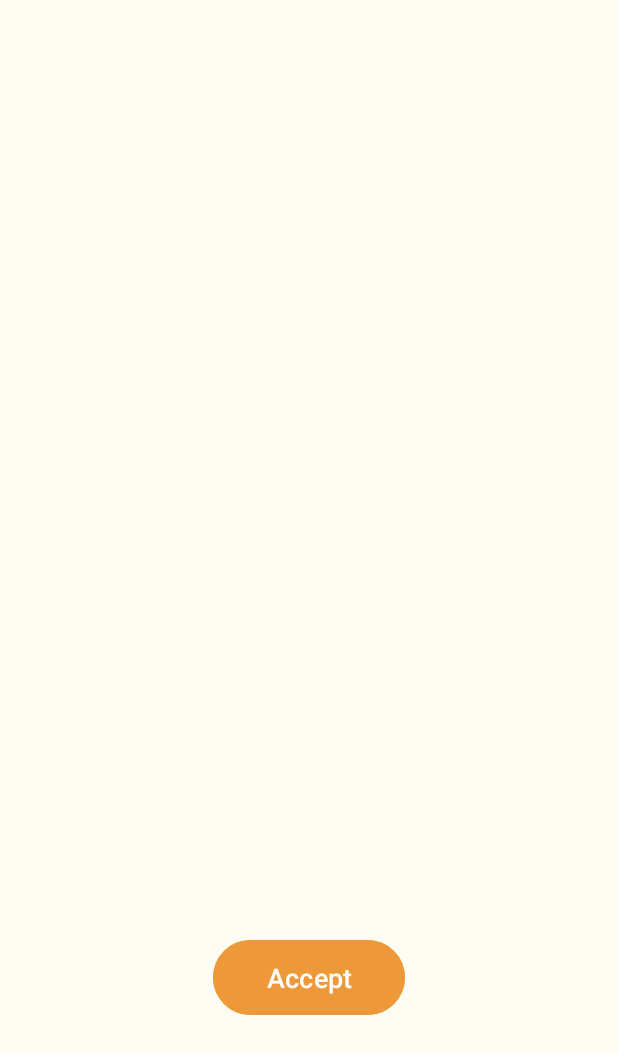
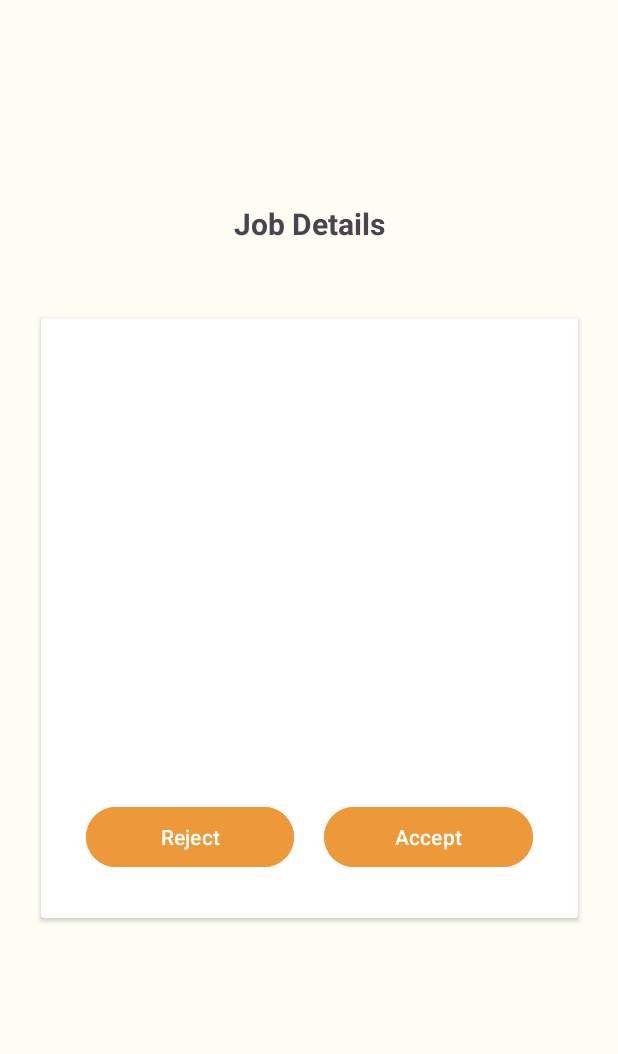
Before and after one commit to ucsb-cs184-f23/pj-android-02, an Android app: the JobItemActivity screen opened directly, with no data from a screen before it, on a phone screen of 412 x 824 dp. Shown: the top 1054 px of the screen. Run offline under Robolectric (Android 15) with nearby library versions, the phone set to English and light mode, and no system bars; our stand-ins replace Firebase (no records; nobody signed in at launch, a user with empty details on screens opened directly); libraries missing offline, so code that uses them is left out: co.zsmb.materialdrawerkt; 4 statements that could not run were skipped.

Commit message:
Update Job More Details Page UI

```diff
--- a/CouchPotatoes/app/src/main/java/com/couchpotatoes/jobBoard/JobItemActivity.kt
+++ b/CouchPotatoes/app/src/main/java/com/couchpotatoes/jobBoard/JobItemActivity.kt
@@ -1,11 +1,19 @@
 package com.couchpotatoes.jobBoard
 
+import android.app.AlertDialog
+import android.content.Context
 import android.content.Intent
 import android.os.Bundle
+import android.text.Spannable
+import android.text.SpannableString
+import android.text.style.AlignmentSpan
+import android.view.LayoutInflater
 import android.view.View
+import android.view.ViewGroup
 import android.widget.ArrayAdapter
+import android.widget.BaseAdapter
 import android.widget.ListView
-import androidx.appcompat.app.AppCompatActivity
+import android.widget.TextView
 import com.couchpotatoes.BaseActivity
 import com.couchpotatoes.CurrentJobActivity
 import com.couchpotatoes.R
@@ -20,6 +28,7 @@ class JobItemActivity : BaseActivity() {
     private lateinit var auth: FirebaseAuth
     private lateinit var database: DatabaseReference
     private lateinit var job: Job
+    var adapter: MyAdapter? = null
     override fun onCreate(savedInstanceState: Bundle?) {
         super.onCreate(savedInstanceState)
         setContentView(R.layout.activity_job_item)
@@ -29,21 +38,39 @@ class JobItemActivity : BaseActivity() {
 
         job = intent.getSerializableExtra("job") as Job
 
-        val arrayAdapter: ArrayAdapter<*>
         val users = arrayOf(
-            "Requester: ${job.requesterName}", "Requester Email: ${job.requesterEmail}", "Item: ${job.item}",
-            "Price: ${job.price}", "Store: ${job.store}", "Delivery Address: ${job.deliveryAddress}", "Status: ${job.status}"
+            arrayOf("Requester:", job.requesterName),
+            arrayOf("Requester Email:", job.requesterEmail),
+            arrayOf("Item:", job.item),
+            arrayOf("Price:", job.price),
+            arrayOf("Store:", job.store),
+            arrayOf("Delivery Address:", job.deliveryAddress),
+            arrayOf("Status:", job.status)
         )
 
-        // access the listView from xml file
+        adapter = MyAdapter(this, users)
         var mListView = findViewById<ListView>(R.id.job_list)
-        arrayAdapter = ArrayAdapter(this,
-            android.R.layout.simple_list_item_1, users)
-        mListView.adapter = arrayAdapter
+        mListView.adapter = adapter
+    }
+
+    fun rejectButtonHandler(view: View) {
+        val dialogBuilder = AlertDialog.Builder(this)
+
+        dialogBuilder.setMessage("Are you sure you want to reject this job?")
+            .setPositiveButton("Yes") { _, _ ->
+                // Redirect to Job Board Page
+                val intent = Intent(this, JobBoardActivity::class.java)
+                startActivity(intent)
+            }
+            .setNegativeButton("No", null)
+            .show()
     }
 
     fun acceptButtonHandler(view: View) {
-        // Change the job's status from "pending" to "accepted"
+        val dialogBuilder = AlertDialog.Builder(this)
+
+        dialogBuilder.setMessage("Are you sure you want to accept this job?")
+            .setPositiveButton("Yes") { _, _ ->
                 database = Firebase.database.reference
                 database.child("jobs").child(job.uid.toString()).child("status").setValue("accepted")
 
@@ -59,4 +86,30 @@ class JobItemActivity : BaseActivity() {
                 val intent = Intent(this, CurrentJobActivity::class.java)
                 startActivity(intent)
             }
+            .setNegativeButton("No", null)
+            .show()
     }
+}
+
+class MyAdapter(private val context: Context, private val arrayList: Array<Array<String?>>) : BaseAdapter() {
+    private lateinit var key: TextView
+    private lateinit var value: TextView
+    override fun getCount(): Int {
+        return arrayList.size
+    }
+    override fun getItem(position: Int): Any {
+        return position
+    }
+    override fun getItemId(position: Int): Long {
+        return position.toLong()
+    }
+    override fun getView(position: Int, convertView: View?, parent: ViewGroup): View? {
+        var convertView = convertView
+        convertView = LayoutInflater.from(context).inflate(R.layout.activity_job_details_item, parent, false)
+        key = convertView.findViewById(R.id.key)
+        value = convertView.findViewById(R.id.value)
+        key.text = arrayList[position][0]
+        value.text = arrayList[position][1]
+        return convertView
+    }
+}
--- a/CouchPotatoes/app/src/main/res/layout/activity_job_item.xml
+++ b/CouchPotatoes/app/src/main/res/layout/activity_job_item.xml
@@ -16,30 +16,63 @@
         app:popupTheme="@style/ThemeOverlay.AppCompat.Light"
         tools:ignore="MissingConstraints" />
 
-    <ListView
-        android:id="@+id/job_list"
-        android:layout_width="420dp"
-        android:layout_height="532dp"
-        android:layout_marginTop="64dp"
-        app:layout_constraintEnd_toEndOf="parent"
-        app:layout_constraintHorizontal_bias="1.0"
-        app:layout_constraintStart_toStartOf="parent"
-        app:layout_constraintTop_toTopOf="parent"></ListView>
-
-    <Button
-        android:id="@+id/acceptButton"
-        android:layout_width="128dp"
-        android:layout_height="58dp"
-        android:onClick="acceptButtonHandler"
-        android:backgroundTint="@color/orange"
-        android:text="Accept"
-        android:textSize="18dp"
+    <TextView
+        android:layout_height="wrap_content"
+        android:layout_width="wrap_content"
         app:layout_constraintBottom_toBottomOf="parent"
         app:layout_constraintEnd_toEndOf="parent"
-        app:layout_constraintHorizontal_bias="0.5"
         app:layout_constraintStart_toStartOf="parent"
-        app:layout_constraintTop_toBottomOf="@+id/job_list"
-        app:layout_constraintVertical_bias="0.156" />
+        app:layout_constraintTop_toTopOf="parent"
+        app:layout_constraintVertical_bias="0.17"
+        android:textSize="20sp"
+        android:text="Job Details"
+        android:textStyle="bold"/>
+
+    <androidx.cardview.widget.CardView
+        android:layout_width="358dp"
+        android:layout_height="400dp"
+        app:layout_constraintBottom_toBottomOf="parent"
+        app:layout_constraintEnd_toEndOf="parent"
+        app:layout_constraintStart_toStartOf="parent"
+        app:layout_constraintTop_toTopOf="parent"
+        app:layout_constraintVertical_bias=".5">
+
+        <ListView
+            android:id="@+id/job_list"
+            android:layout_width="338dp"
+            android:layout_height="280dp"
+            android:layout_marginHorizontal="10dp"
+            android:layout_marginTop="10dp"
+            android:background="@color/white"
+            android:divider="@color/white"></ListView>
+
+        <LinearLayout
+            android:layout_width="match_parent"
+            android:layout_height="wrap_content"
+            android:layout_gravity="bottom"
+            android:layout_margin="30dp">
+            <Button
+                android:id="@+id/Reject"
+                android:onClick="rejectButtonHandler"
+                android:layout_width="0dp"
+                android:layout_height="wrap_content"
+                android:backgroundTint="@color/orange"
+                android:layout_weight="1"
+                android:text="Reject"
+                android:layout_marginRight="10dp"/>
+            <Button
+                android:id="@+id/acceptButton"
+                android:onClick="acceptButtonHandler"
+                android:layout_width="0dp"
+                android:layout_height="wrap_content"
+                android:backgroundTint="@color/orange"
+                android:layout_weight="1"
+                android:text="Accept"
+                android:layout_marginLeft="10dp"/>
+        </LinearLayout>
+    </androidx.cardview.widget.CardView>
+
+
 
 
 </androidx.constraintlayout.widget.ConstraintLayout>
```
Also changed, not shown: CouchPotatoes/app/src/main/res/layout/activity_job_details_item.xml (added, +32 -0 lines). Lines whose indentation alone changed are shown as unchanged.
